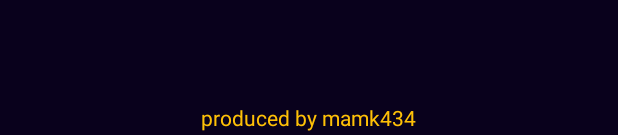
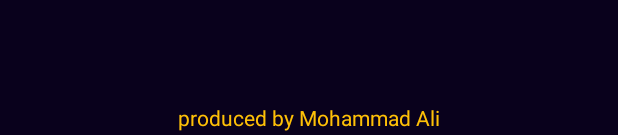
Before and after one commit to mohammadAliMkh/movieStreaming, an Android app: the layout activity_splash_screen.xml on its own in the app's theme, with its tools: preview values and no code run, on a phone screen of 412 x 824 dp. Shown: the part 1098-1233 px from the top of the screen. Run offline under Robolectric (Android 15) with nearby library versions, the phone set to English and light mode, and no system bars; network calls fail.

```diff
--- a/app/src/main/res/layout/activity_splash_screen.xml
+++ b/app/src/main/res/layout/activity_splash_screen.xml
@@ -9,8 +9,8 @@
     tools:context=".view.SplashScreenActivity">
 
     <com.airbnb.lottie.LottieAnimationView
-        android:layout_width="256dp"
-        android:layout_height="256dp"
+        android:layout_width="250dp"
+        android:layout_height="250dp"
         android:layout_centerInParent="true"
         android:id="@+id/splashLottieFlies"
         app:lottie_autoPlay="true"
@@ -20,7 +20,7 @@
         android:layout_width="wrap_content"
         android:layout_height="wrap_content"
         android:textColor="@color/colorAccent"
-        android:text="produced by mamk434"
+        android:text="produced by Mohammad Ali"
         android:textSize="14sp"
         android:layout_centerHorizontal="true"
         android:layout_alignParentBottom="true"
```
